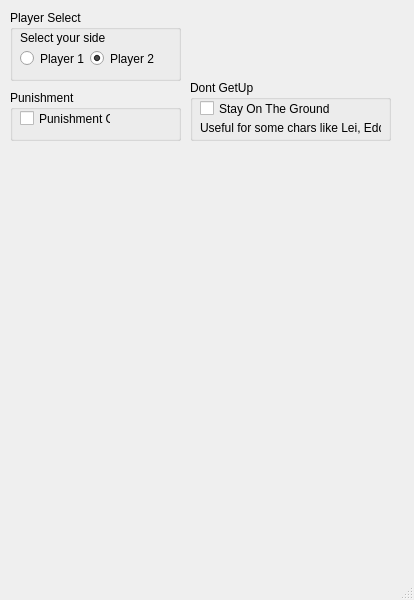
Above: 1.ui from ferater/Tekken7Bot before the change. Below: the same form after it.
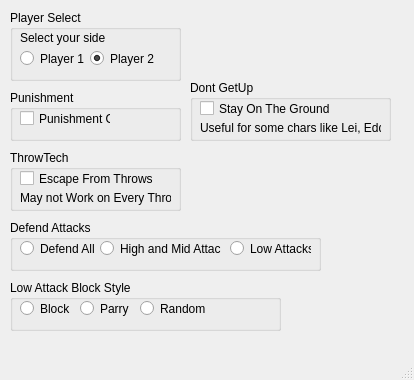
That is the form after the change.

Diff of the .ui file:
```diff
--- a/1.ui
+++ b/1.ui
@@ -7,7 +7,7 @@
     <x>0</x>
     <y>0</y>
     <width>414</width>
-    <height>600</height>
+    <height>380</height>
    </rect>
   </property>
   <property name="windowTitle">
@@ -95,33 +95,6 @@
      </property>
     </widget>
    </widget>
-   <widget class="QLabel" name="label_punish">
-    <property name="geometry">
-     <rect>
-      <x>120</x>
-      <y>290</y>
-      <width>171</width>
-      <height>61</height>
-     </rect>
-    </property>
-    <property name="font">
-     <font>
-      <pointsize>18</pointsize>
-      <weight>50</weight>
-      <italic>true</italic>
-      <bold>false</bold>
-     </font>
-    </property>
-    <property name="text">
-     <string/>
-    </property>
-    <property name="scaledContents">
-     <bool>false</bool>
-    </property>
-    <property name="alignment">
-     <set>Qt::AlignCenter</set>
-    </property>
-   </widget>
    <widget class="QGroupBox" name="groupBox_3">
     <property name="geometry">
      <rect>
@@ -161,6 +134,149 @@
      </property>
     </widget>
    </widget>
+   <widget class="QGroupBox" name="groupBox_2">
+    <property name="geometry">
+     <rect>
+      <x>10</x>
+      <y>150</y>
+      <width>171</width>
+      <height>61</height>
+     </rect>
+    </property>
+    <property name="title">
+     <string>ThrowTech</string>
+    </property>
+    <widget class="QCheckBox" name="checkBox_escapeFromThrows">
+     <property name="geometry">
+      <rect>
+       <x>10</x>
+       <y>20</y>
+       <width>141</width>
+       <height>17</height>
+      </rect>
+     </property>
+     <property name="text">
+      <string>Escape From Throws</string>
+     </property>
+    </widget>
+    <widget class="QLabel" name="label_3">
+     <property name="geometry">
+      <rect>
+       <x>10</x>
+       <y>40</y>
+       <width>151</width>
+       <height>16</height>
+      </rect>
+     </property>
+     <property name="text">
+      <string>May not Work on Every Throw</string>
+     </property>
+    </widget>
+   </widget>
+   <widget class="QGroupBox" name="groupBox_4">
+    <property name="geometry">
+     <rect>
+      <x>10</x>
+      <y>220</y>
+      <width>311</width>
+      <height>51</height>
+     </rect>
+    </property>
+    <property name="title">
+     <string>Defend Attacks</string>
+    </property>
+    <widget class="QRadioButton" name="radioButton_blockHigh">
+     <property name="geometry">
+      <rect>
+       <x>90</x>
+       <y>20</y>
+       <width>121</width>
+       <height>17</height>
+      </rect>
+     </property>
+     <property name="text">
+      <string>High and Mid Attacks</string>
+     </property>
+    </widget>
+    <widget class="QRadioButton" name="radioButton_blockLow">
+     <property name="geometry">
+      <rect>
+       <x>220</x>
+       <y>20</y>
+       <width>81</width>
+       <height>17</height>
+      </rect>
+     </property>
+     <property name="text">
+      <string>Low Attacks</string>
+     </property>
+    </widget>
+    <widget class="QRadioButton" name="radioButton_blockAll">
+     <property name="geometry">
+      <rect>
+       <x>10</x>
+       <y>20</y>
+       <width>82</width>
+       <height>17</height>
+      </rect>
+     </property>
+     <property name="text">
+      <string>Defend All</string>
+     </property>
+    </widget>
+   </widget>
+   <widget class="QGroupBox" name="groupBox_5">
+    <property name="geometry">
+     <rect>
+      <x>10</x>
+      <y>280</y>
+      <width>271</width>
+      <height>51</height>
+     </rect>
+    </property>
+    <property name="title">
+     <string>Low Attack Block Style</string>
+    </property>
+    <widget class="QRadioButton" name="radioButton_parryLow">
+     <property name="geometry">
+      <rect>
+       <x>70</x>
+       <y>20</y>
+       <width>61</width>
+       <height>17</height>
+      </rect>
+     </property>
+     <property name="text">
+      <string>Parry</string>
+     </property>
+    </widget>
+    <widget class="QRadioButton" name="radioButton_randomLow">
+     <property name="geometry">
+      <rect>
+       <x>130</x>
+       <y>20</y>
+       <width>71</width>
+       <height>17</height>
+      </rect>
+     </property>
+     <property name="text">
+      <string>Random</string>
+     </property>
+    </widget>
+    <widget class="QRadioButton" name="radioButton_blockLowAll">
+     <property name="geometry">
+      <rect>
+       <x>10</x>
+       <y>20</y>
+       <width>51</width>
+       <height>17</height>
+      </rect>
+     </property>
+     <property name="text">
+      <string>Block</string>
+     </property>
+    </widget>
+   </widget>
   </widget>
   <widget class="QStatusBar" name="statusbar"/>
  </widget>
```
